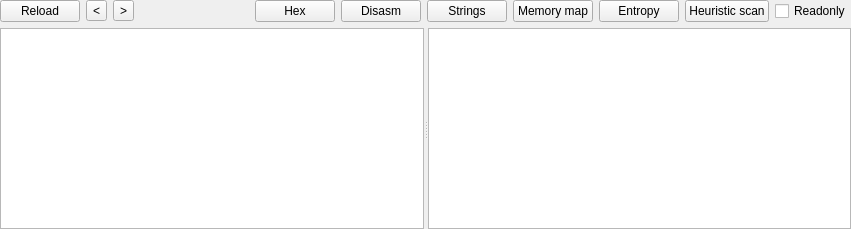
horsicq/FormatWidgets, file ELF/elfwidget.ui: the form before one commit.
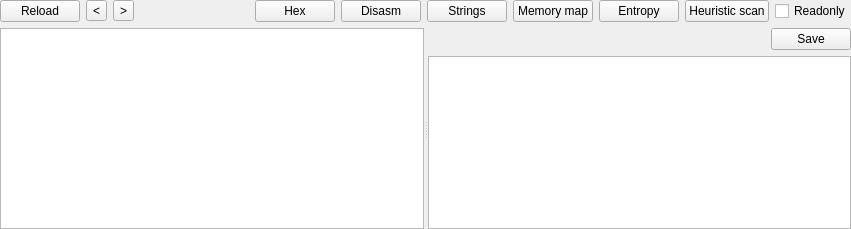
The form after the commit. The open tabs and pages were chosen to show the change. Custom widgets are drawn as their Qt base class.

What changed in the file:
```diff
--- a/ELF/elfwidget.ui
+++ b/ELF/elfwidget.ui
@@ -978,6 +978,30 @@
         <property name="bottomMargin">
          <number>0</number>
         </property>
+        <item>
+         <layout class="QHBoxLayout" name="horizontalLayout_7">
+          <item>
+           <spacer name="horizontalSpacer_7">
+            <property name="orientation">
+             <enum>Qt::Horizontal</enum>
+            </property>
+            <property name="sizeHint" stdset="0">
+             <size>
+              <width>40</width>
+              <height>20</height>
+             </size>
+            </property>
+           </spacer>
+          </item>
+          <item>
+           <widget class="QPushButton" name="pushButtonSave_SymbolTable">
+            <property name="text">
+             <string>Save</string>
+            </property>
+           </widget>
+          </item>
+         </layout>
+        </item>
         <item>
          <widget class="QTableView" name="tableView_SymbolTable">
           <property name="sizePolicy">
```
Left out of the diff: 2 changed lines with no effect on the pictures.
